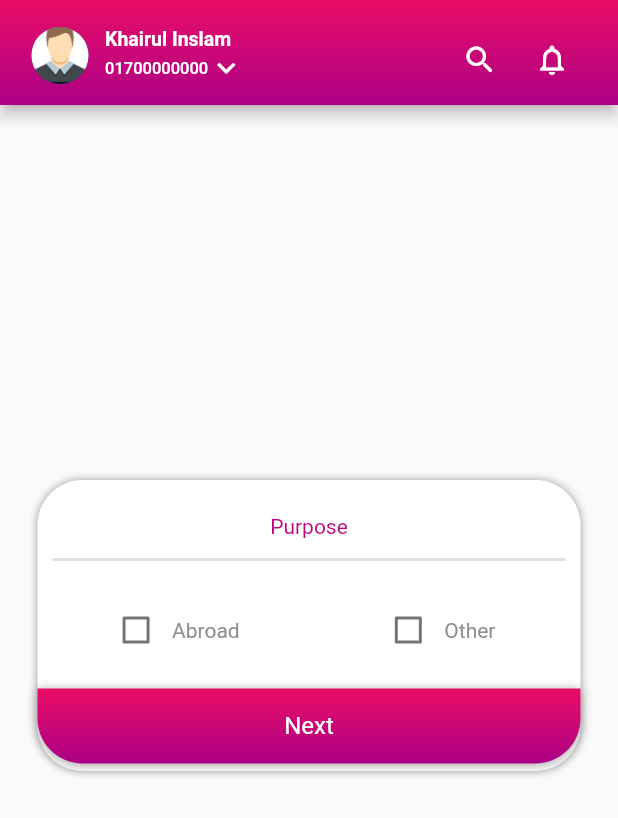
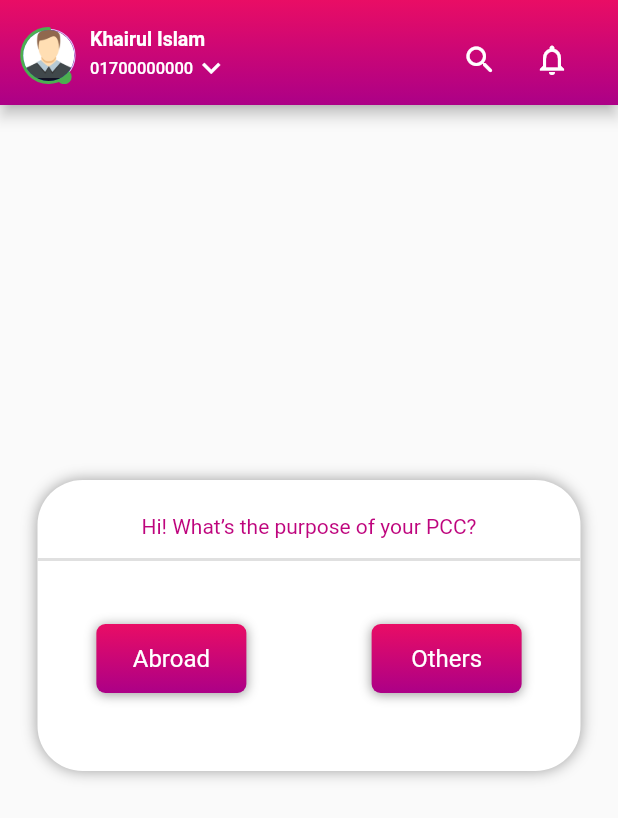
Before and after one commit to ChoyonBonik/abedok_police_clearence_page, a Flutter app: the HomePage screen opened directly, on a phone screen of 412 x 824 dp. Shown: the top 818 px of the screen. Run offline on Flutter 3.47's test engine with Material 2 defaults, Android fonts, the phone set to English and light mode, and no system bars; drawn by our look-alikes of auto_size_text, sleek_circular_slider; our stand-ins replace font_awesome_flutter, google_nav_bar; Roboto replaces fonts that are missing (Poppins Medium, Poppins SemiBold, Poppins-Regular.ttf).

Commit message:
create home page

```diff
--- a/lib/pages/home_page.dart
+++ b/lib/pages/home_page.dart
@@ -1,8 +1,10 @@
 import 'package:abedok_police_clearence_page/pages/address_page.dart';
+import 'package:abedok_police_clearence_page/pages/country_scroll_page.dart';
 import 'package:abedok_police_clearence_page/pages/dashboard_page.dart';
 import 'package:abedok_police_clearence_page/pages/image_upload_page.dart';
 import 'package:auto_size_text/auto_size_text.dart';
 import 'package:flutter/material.dart';
+import 'package:sleek_circular_slider/sleek_circular_slider.dart';
 
 class HomePage extends StatefulWidget {
   const HomePage({Key? key}) : super(key: key);
@@ -14,12 +16,14 @@ class HomePage extends StatefulWidget {
 class _HomePageState extends State<HomePage> {
   @override
   Widget build(BuildContext context) {
+    const mockupWidth = 414;
+    final width = MediaQuery.of(context).size.width;
+    final textScaleFactor = width / mockupWidth;
     bool is_checked = false;
     return Scaffold(
       appBar: PreferredSize(
         preferredSize: Size.fromHeight(70),
-        child:
-        AppBar(
+        child: AppBar(
           flexibleSpace: Container(
             decoration: BoxDecoration(
               gradient: const LinearGradient(
@@ -32,18 +36,36 @@ class _HomePageState extends State<HomePage> {
               ),
             ),
           ),
-          leadingWidth: 70,
+          leadingWidth: 60,
           titleSpacing: 0,
           leading: Padding(
-            padding: const EdgeInsets.only(top:18, left: 10),
-            child: Row(
-              mainAxisAlignment: MainAxisAlignment.center,
-              children: [
-                CircleAvatar(
-                  radius: 20,
+            padding: const EdgeInsets.only(top: 18, left: 5),
+            child: SleekCircularSlider(
+              appearance: CircularSliderAppearance(
+                counterClockwise: true,
+                startAngle: 270,
+                size: 50,
+                angleRange: 360,
+                customWidths: CustomSliderWidths(
+                  handlerSize: 5,
+                  progressBarWidth: 3,
+                ),
+                customColors: CustomSliderColors(
+                  progressBarColor: Colors.green,
+                  dotColor: Colors.green,
+                ),
+              ),
+              min: 0,
+              max: 100,
+              initialValue: 60,
+              innerWidget: (percentage) {
+                return Center(
+                  child: CircleAvatar(
                     backgroundImage: AssetImage('images/circle.jpg'),
+                    radius: 17,
                   ),
-              ],
+                );
+              },
             ),
           ),
           title: Padding(
@@ -56,8 +78,9 @@ class _HomePageState extends State<HomePage> {
                   crossAxisAlignment: CrossAxisAlignment.start,
                   children: [
                     Text(
-                      'Khairul Inslam',
+                      'Khairul Islam',
                       style: TextStyle(
+                        fontFamily: 'Poppins-Regular.ttf',
                         fontSize: 13,
                         fontWeight: FontWeight.bold,
                       ),
@@ -67,6 +90,7 @@ class _HomePageState extends State<HomePage> {
                         Text(
                           "01700000000",
                           style: TextStyle(
+                            fontFamily: 'Poppins-Regular.ttf',
                             fontSize: 11,
                           ),
                         ),
@@ -83,8 +107,11 @@ class _HomePageState extends State<HomePage> {
               padding: const EdgeInsets.all(20.0),
               child: Row(
                 children: [
-                  IconButton(icon: Icon(Icons.search_rounded), onPressed: () {}),
-                  IconButton(icon: Icon(Icons.notifications_none_outlined), onPressed: () {}),
+                  IconButton(
+                      icon: Icon(Icons.search_rounded), onPressed: () {}),
+                  IconButton(
+                      icon: Icon(Icons.notifications_none_outlined),
+                      onPressed: () {}),
                 ],
               ),
             )
@@ -107,7 +134,7 @@ class _HomePageState extends State<HomePage> {
             boxShadow: [
               BoxShadow(
                 color: Colors.grey,
-                blurRadius: 4.0,
+                blurRadius: 8.0,
               ),
             ],
           ),
@@ -115,12 +142,13 @@ class _HomePageState extends State<HomePage> {
             children: [
               Padding(
                 padding: const EdgeInsets.only(
-                  right: 130,
-                  left: 130,
+                  right: 10,
+                  left: 10,
                   bottom: 15,
                   top: 23,
                 ),
-                child: Text('Purpose',
+                child: Text(
+                  'Hi! What’s the purpose of your PCC?',
                   style: TextStyle(
                     color: const Color(0xffbe047d),
                     fontFamily: "Poppins Medium",
@@ -131,64 +159,33 @@ class _HomePageState extends State<HomePage> {
                 height: 0.0,
                 color: Colors.grey.shade300,
                 thickness: 2,
-                endIndent: 10,
-                indent: 10,
               ),
               SizedBox(
                 height: 22,
               ),
-              Row(
+              Padding(
+                padding: const EdgeInsets.only(
+                  top: 20,
+                ),
+                child: Row(
                   mainAxisAlignment: MainAxisAlignment.spaceEvenly,
                   children: [
-                  Row(
-                    children: [
-                      Checkbox(value: is_checked, onChanged: (value) {}),
-                      Text('Abroad',
-                        style: TextStyle(
-                          fontSize: 14,
-                          color: const Color.fromRGBO(142, 142, 143, 1),
-                          fontFamily: 'Roboto Regular',
-                        ),
-                      )
-                    ],
-                  ),
-                  SizedBox(
-                    width: 5,
-                  ),
-                  Padding(
-                    padding: const EdgeInsets.only(right: 15),
-                    child: Row(
-                      children: [
-                        Checkbox(value: is_checked, onChanged: (value) {}),
-                        Text('Other',
-                          style: TextStyle(
-                            fontSize: 14,
-                            color: const Color.fromRGBO(142, 142, 143, 1),
-                            fontFamily: 'Roboto Regular',
-                          ),
-                        )
-                      ],
-                    ),
-                  ),
-                ],
-              ),
-              SizedBox(
-                height: 15,
-              ),
                     InkWell(
                       onTap: () {
-                  Navigator.push(context, MaterialPageRoute(builder: (value){
-                    return DashboardPage();
-                  }));
+                        Navigator.push(
+                          context,
+                          MaterialPageRoute(
+                            builder: (context) {
+                              return CountryScrollPage();
+                            },
+                          ),
+                        );
                       },
                       child: Container(
-                  width: double.infinity,
-                  height: 50,
+                        width: 100,
+                        height: 46,
                         decoration: BoxDecoration(
-                    borderRadius: BorderRadius.only(
-                      bottomRight: Radius.circular(30),
-                      bottomLeft: Radius.circular(30),
-                    ),
+                          borderRadius: BorderRadius.circular(6),
                           gradient: const LinearGradient(
                             begin: Alignment.topCenter,
                             end: Alignment.bottomCenter,
@@ -208,10 +205,65 @@ class _HomePageState extends State<HomePage> {
                           crossAxisAlignment: CrossAxisAlignment.center,
                           children: [
                             AutoSizeText(
-                        "Next",
+                              "Abroad",
                               textAlign: TextAlign.center,
-                        //textScaleFactor: textScaleFactor,
-                        // style: bodyRobotoTextStyle,
+                              textScaleFactor: textScaleFactor,
+                              maxLines: 1,
+                              overflow: TextOverflow.ellipsis,
+                              style: TextStyle(
+                                color: Colors.white,
+                                fontSize: 16,
+                                fontFamily: "Poppins SemiBold",
+                              ),
+                            ),
+                          ],
+                        ),
+                      ),
+                    ),
+                    SizedBox(
+                      width: 5,
+                    ),
+                    InkWell(
+                      onTap: () {
+                        showDialog(
+                            context: context,
+                            builder: (context) => AlertDialog(
+                                  content: Text(
+                                      'Please contact your nearest Police Station',
+                                      style: TextStyle(
+                                        fontSize: 14,
+                                        color: Color(0xffac0087),
+                                      )),
+                                  contentPadding: EdgeInsets.all(40),
+                                ));
+                      },
+                      child: Container(
+                        width: 100,
+                        height: 46,
+                        decoration: BoxDecoration(
+                          borderRadius: BorderRadius.circular(6),
+                          gradient: const LinearGradient(
+                            begin: Alignment.topCenter,
+                            end: Alignment.bottomCenter,
+                            colors: [Color(0xffe90d65), Color(0xffac0087)],
+                          ),
+                          boxShadow: [
+                            BoxShadow(
+                              color: Colors.grey,
+                              offset: const Offset(0.0, 1.0), //(x,y)
+                              blurRadius: 6.0,
+                            ),
+                          ],
+                        ),
+                        child: Row(
+                          mainAxisSize: MainAxisSize.min,
+                          mainAxisAlignment: MainAxisAlignment.center,
+                          crossAxisAlignment: CrossAxisAlignment.center,
+                          children: [
+                            AutoSizeText(
+                              "Others",
+                              textAlign: TextAlign.center,
+                              textScaleFactor: textScaleFactor,
                               maxLines: 1,
                               overflow: TextOverflow.ellipsis,
                               style: TextStyle(
@@ -227,6 +279,9 @@ class _HomePageState extends State<HomePage> {
                   ],
                 ),
               ),
+            ],
+          ),
+        ),
       ),
     );
   }
```
Lines whose indentation alone changed are shown as unchanged.
